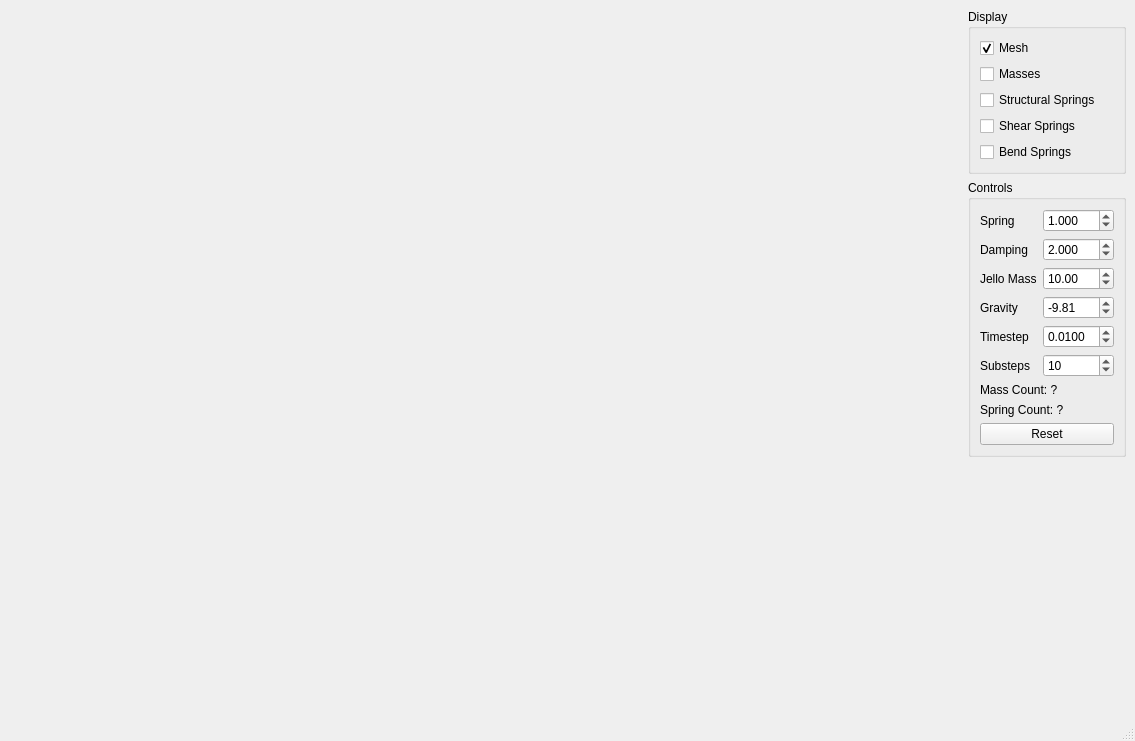
The window that ui/MainWindow.ui (jw0z96/STAMassSpring) describes before a commit, drawn with Qt 5.
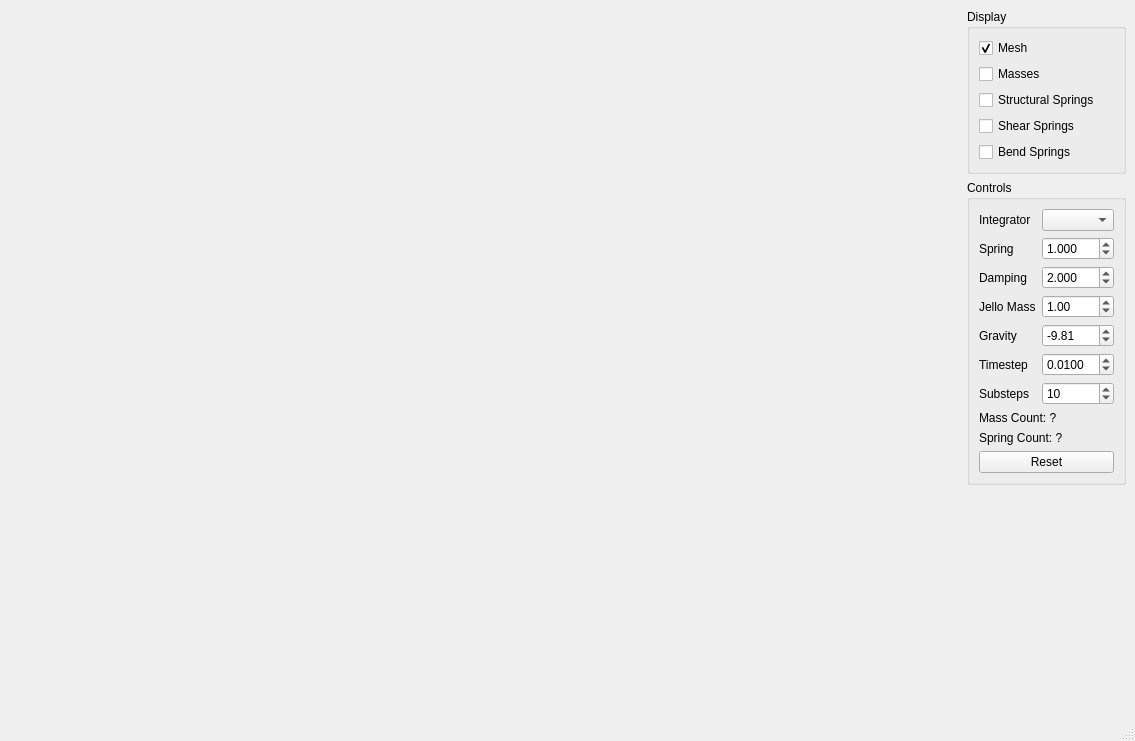
The same window after the commit.

Commit message: added controls for integrator selection

Diff of the .ui file:
```diff
--- a/ui/MainWindow.ui
+++ b/ui/MainWindow.ui
@@ -73,23 +73,23 @@
          <string>Controls</string>
         </property>
         <layout class="QGridLayout" name="gridLayout_3">
-         <item row="6" column="0">
+         <item row="7" column="0">
           <widget class="QPushButton" name="resetJelloPushButton">
            <property name="text">
             <string>Reset</string>
            </property>
           </widget>
          </item>
-         <item row="0" column="0" rowspan="2">
+         <item row="1" column="0" rowspan="2">
           <layout class="QFormLayout" name="formLayout">
-           <item row="0" column="0">
+           <item row="1" column="0">
             <widget class="QLabel" name="springConstantLabel">
              <property name="text">
               <string>Spring</string>
              </property>
             </widget>
            </item>
-           <item row="0" column="1">
+           <item row="1" column="1">
             <widget class="QDoubleSpinBox" name="springConstantSpinBox">
              <property name="decimals">
               <number>3</number>
@@ -102,14 +102,14 @@
              </property>
             </widget>
            </item>
-           <item row="1" column="0">
+           <item row="2" column="0">
             <widget class="QLabel" name="dampingConstantLabel">
              <property name="text">
               <string>Damping</string>
              </property>
             </widget>
            </item>
-           <item row="1" column="1">
+           <item row="2" column="1">
             <widget class="QDoubleSpinBox" name="dampingConstantSpinBox">
              <property name="decimals">
               <number>3</number>
@@ -122,14 +122,14 @@
              </property>
             </widget>
            </item>
-           <item row="2" column="0">
+           <item row="3" column="0">
             <widget class="QLabel" name="jelloMassLabel">
              <property name="text">
               <string>Jello Mass</string>
              </property>
             </widget>
            </item>
-           <item row="2" column="1">
+           <item row="3" column="1">
             <widget class="QDoubleSpinBox" name="jelloMassSpinBox">
              <property name="decimals">
               <number>2</number>
@@ -138,18 +138,18 @@
               <double>0.100000000000000</double>
              </property>
              <property name="value">
-              <double>10.000000000000000</double>
+              <double>1.000000000000000</double>
              </property>
             </widget>
            </item>
-           <item row="3" column="0">
+           <item row="4" column="0">
             <widget class="QLabel" name="gravityLabel">
              <property name="text">
               <string>Gravity</string>
              </property>
             </widget>
            </item>
-           <item row="3" column="1">
+           <item row="4" column="1">
             <widget class="QDoubleSpinBox" name="gravitySpinBox">
              <property name="decimals">
               <number>2</number>
@@ -165,14 +165,14 @@
              </property>
             </widget>
            </item>
-           <item row="4" column="0">
+           <item row="5" column="0">
             <widget class="QLabel" name="timeStepLabel">
              <property name="text">
               <string>Timestep</string>
              </property>
             </widget>
            </item>
-           <item row="4" column="1">
+           <item row="5" column="1">
             <widget class="QDoubleSpinBox" name="timeStepSpinBox">
              <property name="decimals">
               <number>4</number>
@@ -185,14 +185,14 @@
              </property>
             </widget>
            </item>
-           <item row="5" column="0">
+           <item row="6" column="0">
             <widget class="QLabel" name="subStepsLabel">
              <property name="text">
               <string>Substeps</string>
              </property>
             </widget>
            </item>
-           <item row="5" column="1">
+           <item row="6" column="1">
             <widget class="QSpinBox" name="subStepsSpinBox">
              <property name="minimum">
               <number>1</number>
@@ -205,16 +205,26 @@
              </property>
             </widget>
            </item>
+           <item row="0" column="1">
+            <widget class="QComboBox" name="integratorComboBox"/>
+           </item>
+           <item row="0" column="0">
+            <widget class="QLabel" name="integratorLabel">
+             <property name="text">
+              <string>Integrator</string>
+             </property>
+            </widget>
+           </item>
           </layout>
          </item>
-         <item row="3" column="0">
+         <item row="4" column="0">
           <widget class="QLabel" name="massCountLabel">
            <property name="text">
             <string>Mass Count: ?</string>
            </property>
           </widget>
          </item>
-         <item row="4" column="0">
+         <item row="5" column="0">
           <widget class="QLabel" name="springCountLabel">
            <property name="text">
             <string>Spring Count: ?</string>
```
The commit also changes 7 other files.
